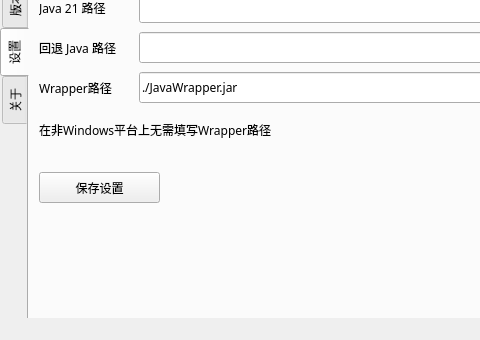
This is qt.ui in HPLAY-dev/spectrum-minecraft-launcher as Qt 5 draws it before an edit; both pictures show x 0 to 480 and y 140 to 480 of the 783 by 480 pixel window. The edited form follows.
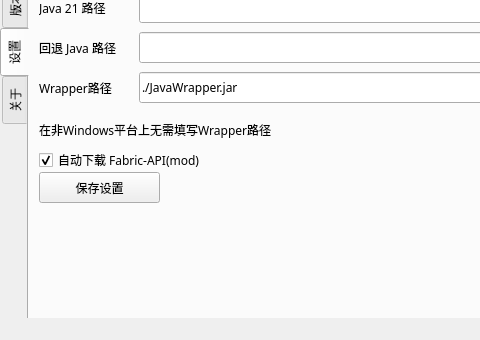
This is the edited form. Icons and pictures are not drawn.

Commit message: update Auto-Download Fabric-API

```diff
--- a/qt.ui
+++ b/qt.ui
@@ -879,6 +879,22 @@
        <string>在非Windows平台上无需填写Wrapper路径</string>
       </property>
      </widget>
+     <widget class="QCheckBox" name="checkBox_5">
+      <property name="geometry">
+       <rect>
+        <x>10</x>
+        <y>290</y>
+        <width>171</width>
+        <height>16</height>
+       </rect>
+      </property>
+      <property name="text">
+       <string>自动下载 Fabric-API(mod)</string>
+      </property>
+      <property name="checked">
+       <bool>true</bool>
+      </property>
+     </widget>
     </widget>
     <widget class="QWidget" name="tab_6">
      <attribute name="icon">
```
The commit also changes 2 other files.
